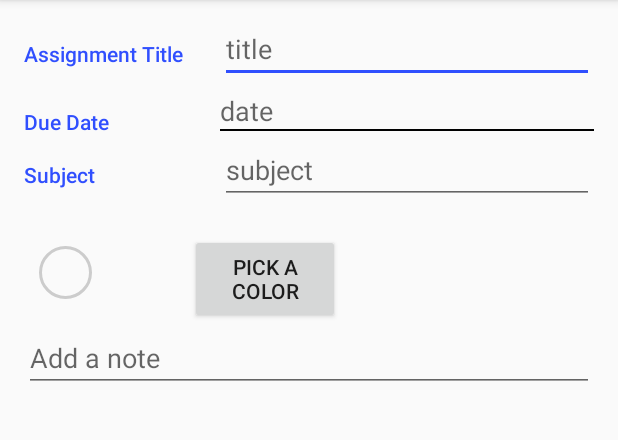
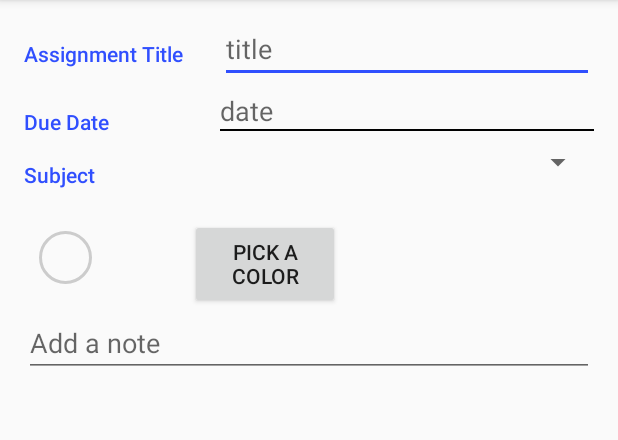
Before and after one commit to NaturallyAsh/School-Scheduler, an Android app: the AgendaEditor screen opened directly, with no data from a screen before it, on a phone screen of 412 x 824 dp, the part 84-524 px from its top. Run offline under Robolectric (Android 15) with nearby library versions, the light colour scheme and no system bars.

Commit message:
working on agenda fragment and calendar

```diff
--- a/app/src/main/java/com/example/ashleighwilson/schoolscheduler/data/DbHelper.java
+++ b/app/src/main/java/com/example/ashleighwilson/schoolscheduler/data/DbHelper.java
@@ -54,12 +54,18 @@ public class DbHelper extends SQLiteOpenHelper
             TimeTableEntry.COLUMN_COLOR
     };
 
+    String[] spinnerColumns = new String[] {
+            SpinnerEntry._ID,
+            SpinnerEntry.COLUMN_SUBJECT
+            //SpinnerEntry.COLUMN_COLOR
+    };
+
     private static final String TAG = DbHelper.class.getSimpleName();
 
     private static OnDatabaseChangedListener mOnDatabaseChangedListener;
 
     private static final String DATABASE_NAME = "school.db";
-    private static final int DATABASE_VERSION = 16;
+    private static final int DATABASE_VERSION = 17;
     public static final String CONTENT_AUTHORITY = "com.example.ashleighwilson.schoolscheduler";
     public static final Uri BASE_CONTENT_URI = Uri.parse("content://" + CONTENT_AUTHORITY);
     public static final String PATH_SCHOOL = "schoolscheduler";
@@ -126,6 +132,20 @@ public class DbHelper extends SQLiteOpenHelper
             + TimeTableEntry.COLUMN_ENDHOUR + " INTEGER, "
             + TimeTableEntry.COLUMN_COLOR + " INTEGER);";
 
+    public static final class SpinnerEntry implements BaseColumns
+    {
+        public final static String TABLE_NAME = "subject_spinner";
+        public final static String _ID = BaseColumns._ID;
+        public final static String COLUMN_SUBJECT = "name";
+        //public final static String COLUMN_COLOR = "color";
+    }
+
+    String SQL_CREATE_SPINNER_TABLE = "CREATE TABLE " + SpinnerEntry.TABLE_NAME +
+            " ("
+            + SpinnerEntry._ID + " INTEGER PRIMARY KEY AUTOINCREMENT, "
+            + SpinnerEntry.COLUMN_SUBJECT + " TEXT);";
+            //+ SpinnerEntry.COLUMN_COLOR + " INTEGER);";
+
     public DbHelper(Context context)
     {
         super(context, DATABASE_NAME, null, DATABASE_VERSION);
@@ -138,6 +158,7 @@ public class DbHelper extends SQLiteOpenHelper
         db.execSQL(SQL_CREATE_SUBJECTS_TABLE);
         db.execSQL(SQL_CREATE_RECORDINGS_TABLE);
         db.execSQL(SQL_CREATE_TIMETABLE_TABLE);
+        db.execSQL(SQL_CREATE_SPINNER_TABLE);
     }
 
     @Override
@@ -282,7 +303,9 @@ public class DbHelper extends SQLiteOpenHelper
         values.put(RecordEntry.COLUMN_RECORD_LENGTH, length);
         values.put(RecordEntry.COLUMN_RECORD_TIME, System.currentTimeMillis());
 
-        return db.insert(RecordEntry.TABLE_NAME, null, values);
+        long id = db.insert(RecordEntry.TABLE_NAME, null, values);
+        db.close();
+        return id;
     }
 
     public long addAltRecording(RecordingModel model)
@@ -348,7 +371,9 @@ public class DbHelper extends SQLiteOpenHelper
         values.put(TimeTableEntry.COLUMN_ENDHOUR, model.getEndTime().getTimeInMillis());
         values.put(TimeTableEntry.COLUMN_COLOR, model.getColor());
 
-        return db.insert(TimeTableEntry.TABLE_NAME, null, values);
+        long id = db.insert(TimeTableEntry.TABLE_NAME, null, values);
+        db.close();
+        return id;
     }
 
     /*public void timeTableList (List<WeekViewEvent> list)
@@ -378,6 +403,38 @@ public class DbHelper extends SQLiteOpenHelper
 
         return db.query(TimeTableEntry.TABLE_NAME, timeTableColumns, null, null,
                 null, null, null);
+    }
+
+    public void addToSpinner(String label)
+    {
+        SQLiteDatabase db = this.getWritableDatabase();
+        ContentValues values = new ContentValues();
+        values.put(SpinnerEntry.COLUMN_SUBJECT, label);
+        //values.put(SpinnerEntry.COLUMN_COLOR, model.getmColor());
+
+        db.insert(SpinnerEntry.TABLE_NAME, null, values);
+        db.close();
+    }
+
+    public List<String> getAllLabels()
+    {
+        SQLiteDatabase db = this.getReadableDatabase();
+        List<String> labels = new ArrayList<>();
+
+        String selectQuery = "SELECT * FROM " + SpinnerEntry.TABLE_NAME;
+        Cursor cursor = db.rawQuery(selectQuery, null);
+
+        if (cursor.moveToFirst())
+        {
+            do {
+                labels.add(cursor.getString(1));
+            } while (cursor.moveToNext());
+        }
+
+        cursor.close();
+        db.close();
+
+        return labels;
     }
 
     public long getTimeTableId(long id)
--- a/app/src/main/java/com/example/ashleighwilson/schoolscheduler/editors/AgendaEditor.java
+++ b/app/src/main/java/com/example/ashleighwilson/schoolscheduler/editors/AgendaEditor.java
@@ -3,18 +3,27 @@ package com.example.ashleighwilson.schoolscheduler.editors;
 import android.os.Bundle;
 import android.support.v7.app.AppCompatActivity;
 import android.support.v7.widget.Toolbar;
+import android.view.View;
+import android.widget.AdapterView;
+import android.widget.ArrayAdapter;
 import android.widget.Button;
 import android.widget.EditText;
+import android.widget.Spinner;
 import android.widget.TextView;
 
 import com.example.ashleighwilson.schoolscheduler.R;
+import com.example.ashleighwilson.schoolscheduler.data.DbHelper;
 
-public class AgendaEditor extends AppCompatActivity
+import java.util.List;
+
+public class AgendaEditor extends AppCompatActivity implements AdapterView.OnItemSelectedListener
 {
     private static final String TAG = AgendaEditor.class.getSimpleName();
 
-    private EditText mAssignmentTitle, mClassName;
+    private EditText mAssignmentTitle;
     private TextView mDueDate, viewColor;
+    private Spinner mClassName;
+    private DbHelper dbHelper;
 
 
     @Override
@@ -27,12 +36,38 @@ public class AgendaEditor extends AppCompatActivity
         setSupportActionBar(toolbar);
         getSupportActionBar().setDisplayHomeAsUpEnabled(true);
 
+        dbHelper = new DbHelper(getApplicationContext());
 
         mAssignmentTitle = findViewById(R.id.assignment_title_edit_text);
-        mClassName = findViewById(R.id.agenda_subject_edit_text);
+        mClassName = findViewById(R.id.agenda_subject_spinner);
         mDueDate = findViewById(R.id.agenda_due_date_text);
         viewColor = findViewById(R.id.agenda_view_color);
 
+        loadSpinnerData();
+
+    }
+
+    private void loadSpinnerData()
+    {
+        List<String> labels = dbHelper.getAllLabels();
+
+        ArrayAdapter<String> dataAdapter = new ArrayAdapter<String>(this,
+                android.R.layout.simple_spinner_item, labels);
+
+        dataAdapter.setDropDownViewResource(android.R.layout.simple_spinner_dropdown_item);
+
+        mClassName.setAdapter(dataAdapter);
+    }
+
+    @Override
+    public void onItemSelected(AdapterView<?> parent, View view, int position, long id)
+    {
+       String label = parent.getItemAtPosition(position).toString();
+    }
+
+    @Override
+    public void onNothingSelected(AdapterView<?> arg0)
+    {
 
     }
 }
--- a/app/src/main/java/com/example/ashleighwilson/schoolscheduler/editors/SubjectsEditorActivity.java
+++ b/app/src/main/java/com/example/ashleighwilson/schoolscheduler/editors/SubjectsEditorActivity.java
@@ -237,6 +237,7 @@ public class SubjectsEditorActivity extends AppCompatActivity implements
         model.setmEndTime(endString);
 
         dbHelper.addClass(model);
+        dbHelper.addToSpinner(titleString);
         if (dbHelper == null)
         {
             Toast.makeText(this, "Error with saving Subject", Toast.LENGTH_SHORT).show();
--- a/app/src/main/java/com/example/ashleighwilson/schoolscheduler/timetable/WeekView.java
+++ b/app/src/main/java/com/example/ashleighwilson/schoolscheduler/timetable/WeekView.java
@@ -2529,6 +2529,7 @@ public class WeekView extends View {
             verticalOffset = mHourHeight * (mMaxTime - mMinTime);
         else if (hour > mMinTime)
             verticalOffset = (int) (mHourHeight * hour);
+            //verticalOffset = (int) (mHourHeight * (hour - mMinTime));
 
         if (verticalOffset > mHourHeight * (mMaxTime - mMinTime) - getHeight() + mHeaderHeight + mHeaderRowPadding * 2 + mHeaderMarginBottom)
             verticalOffset = (int)(mHourHeight * (mMaxTime - mMinTime) - getHeight() + mHeaderHeight + mHeaderRowPadding * 2 + mHeaderMarginBottom);
--- a/app/src/main/res/layout/add_timetable_event.xml
+++ b/app/src/main/res/layout/add_timetable_event.xml
@@ -79,7 +79,7 @@
                     android:ems="10"
                     android:fontFamily="sans-serif"
                     android:hint="@string/room_hint"
-                    android:inputType="textCapCharacters" />
+                    android:inputType="number" />
             </LinearLayout>
 
         </LinearLayout>
--- a/app/src/main/res/layout/editor_agenda.xml
+++ b/app/src/main/res/layout/editor_agenda.xml
@@ -71,15 +71,17 @@
                 android:text="@string/subject_string"/>
 
             <LinearLayout
-                style="@style/LinearStyle">
+                style="@style/LinearStyle"
+                android:layout_height="match_parent">
 
-                <EditText
-                    android:id="@+id/agenda_subject_edit_text"
+                <Spinner
+                    android:id="@+id/agenda_subject_spinner"
                     style="@style/EditorFieldStyle"
+                    android:layout_height="match_parent"
                     android:ems="10"
                     android:fontFamily="sans-serif"
                     android:hint="@string/subject_hint"
-                    android:inputType="textCapCharacters" />
+                    android:prompt="@string/subject_title"/>
             </LinearLayout>
 
         </LinearLayout>
--- a/app/src/main/res/layout/week_view_fragment.xml
+++ b/app/src/main/res/layout/week_view_fragment.xml
@@ -71,8 +71,7 @@
         app:headerRowPadding="12dp"
         app:columnGap="8dp"
         app:noOfVisibleDays="3"
-        app:minTime="7"
-        app:maxTime="21"
+
         app:autoLimitTime="false"
         app:headerRowBackgroundColor="@color/white"
         app:newEventTimeResolutionInMinutes="15"
```
